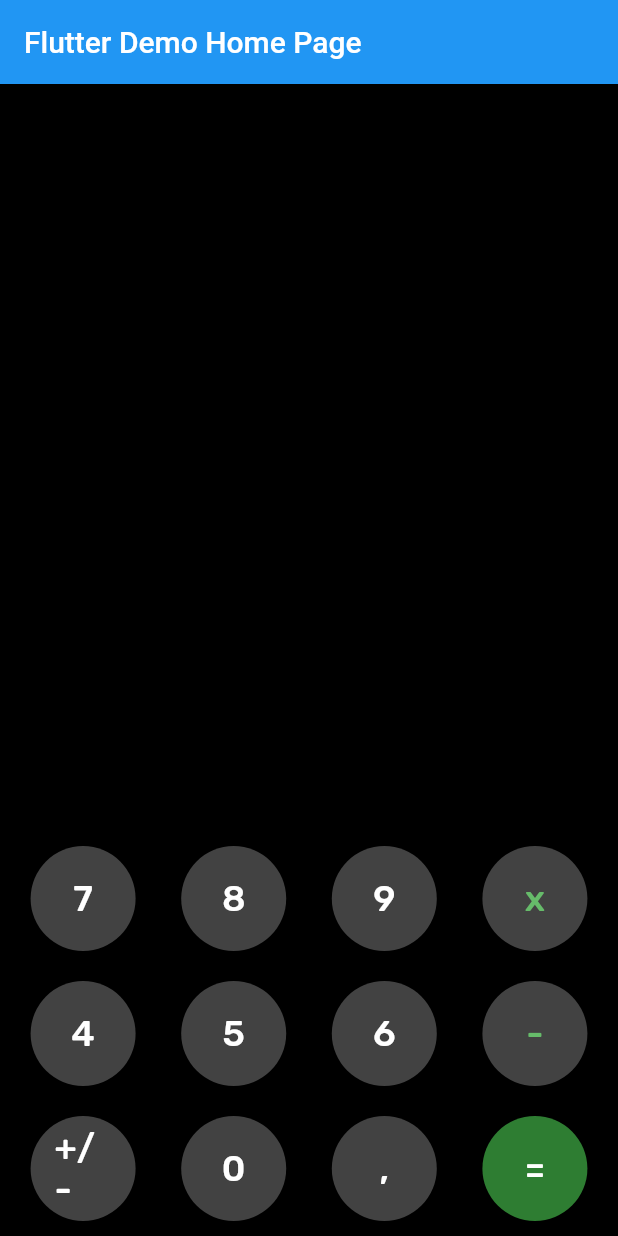
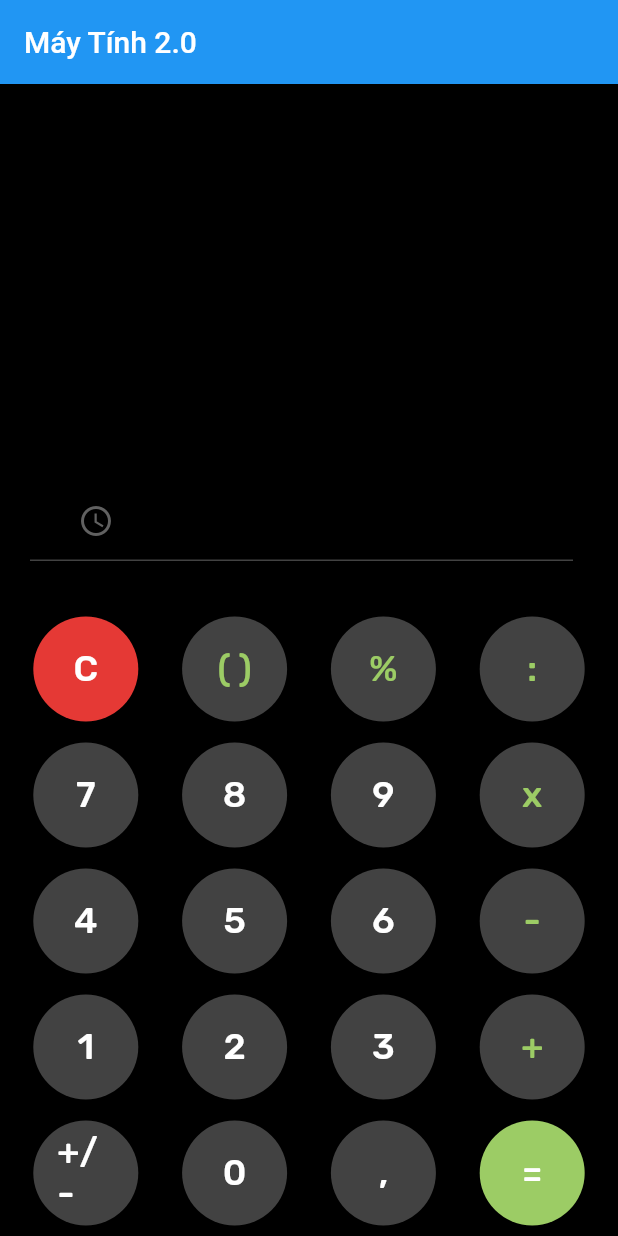
Before and after one commit to HauHuyh/AppCaculator, a Flutter app: the screen it shows after launch, on a phone screen of 412 x 824 dp. Run offline on Flutter 3.47's test engine with Material 2 defaults, Android fonts, the phone set to English and light mode, and no system bars; our stand-ins replace google_fonts.

Commit message:
CongHau App Máy TÍnh

```diff
--- a/app2/lib/main.dart
+++ b/app2/lib/main.dart
@@ -1,3 +1,5 @@
+// ignore_for_file: non_constant_identifier_names, avoid_unnecessary_containers, prefer_const_constructors, deprecated_member_use
+
 import 'package:flutter/material.dart';
 import 'package:google_fonts/google_fonts.dart';
 
@@ -16,7 +18,7 @@ class MyApp extends StatelessWidget {
       theme: ThemeData(
         primarySwatch: Colors.blue,
       ),
-      home: const MyHomePage(title: 'Flutter Demo Home Page'),
+      home: const MyHomePage(title: 'Máy Tính 2.0'),
     );
   }
 }
@@ -31,9 +33,63 @@ class MyHomePage extends StatefulWidget {
 }
 
 class _MyHomePageState extends State<MyHomePage> {
+  double firstNum = 0;
+  double secondNum = 0;
+  String history = "";
+  String textToDisplay = "";
+  String reset = "";
+  String operation = "";
   Color textcolor = Colors.white;
+  bool clickbtnTime = true;
+
+  void btnOnClick(String btnval) {
+    print(btnval);
+
+    if (btnval == "C") {
+      firstNum = 0;
+      secondNum = 0;
+      textToDisplay = " ";
+      reset = " ";
+      history = " ";
+    } else if (btnval == '+' ||
+        btnval == '-' ||
+        btnval == 'x' ||
+        btnval == ':') {
+      firstNum = double.parse(textToDisplay);
+      reset = " ";
+      operation = btnval;
+    } else if (btnval == '=') {
+      secondNum = double.parse(textToDisplay);
+      if (operation == '+') {
+        reset = (firstNum + secondNum).toString();
+        history =
+            (firstNum.toString() + operation.toString() + secondNum.toString());
+      }
+      if (operation == '-') {
+        reset = (firstNum - secondNum).toString();
+        history =
+            (firstNum.toString() + operation.toString() + secondNum.toString());
+      }
+      if (operation == 'x') {
+        reset = (firstNum * secondNum).toString();
+        history =
+            (firstNum.toString() + operation.toString() + secondNum.toString());
+      }
+      if (operation == ':') {
+        reset = (firstNum / secondNum).toString();
+        history =
+            (firstNum.toString() + operation.toString() + secondNum.toString());
+      }
+    } else {
+      reset = double.parse(textToDisplay + btnval).toString();
+    }
+    setState(() {
+      textToDisplay = reset;
+    });
+  }
+
   Widget _OutlineButTon(
-    String value,
+    text,
     Color color,
     textcolor,
   ) {
@@ -42,14 +98,16 @@ class _MyHomePageState extends State<MyHomePage> {
       children: [
         Row(children: [
           Container(
-            margin: EdgeInsets.all(10),
+            margin: EdgeInsets.all(7),
             child: SizedBox(
               width: 70,
               height: 70,
               child: FlatButton(
-                onPressed: () {},
+                onPressed: () {
+                  btnOnClick(text);
+                },
                 color: color,
-                child: Text(value,
+                child: Text(text,
                     style: GoogleFonts.rubik(
                         textStyle: TextStyle(
                       fontSize: 24,
@@ -76,25 +134,77 @@ class _MyHomePageState extends State<MyHomePage> {
         child: Column(
           // horizontal).
           mainAxisAlignment: MainAxisAlignment.end,
-          // _OutlineButTon("-"),
-          // _OutlineButTon("1"),
-          // _OutlineButTon("2"),
-          // _OutlineButTon("3"),
-          // _OutlineButTon("x"),
-          // _OutlineButTon("C"),
-          // _OutlineButTon("0"),
-          // _OutlineButTon("="),
-          // _OutlineButTon("/")
+
           children: [
+            Container(
+              margin: EdgeInsets.fromLTRB(0, 20, 20, 20),
+              alignment: Alignment.topRight,
+              child: Text(textToDisplay,
+                  textAlign: TextAlign.left,
+                  style: GoogleFonts.rubik(
+                      textStyle: TextStyle(color: Colors.white, fontSize: 36))),
+            ),
+            Container(
+              margin: EdgeInsets.fromLTRB(0, 0, 20, 0),
+              alignment: Alignment.topRight,
+              child: Text(history,
+                  style: GoogleFonts.rubik(
+                      textStyle: TextStyle(color: Colors.grey, fontSize: 18))),
+            ),
+            Container(
+              margin: EdgeInsets.fromLTRB(20, 50, 30, 30),
+              child: Padding(
+                  padding: const EdgeInsets.symmetric(
+                      horizontal: 20.0, vertical: 2.0),
+                  child: Column(
+                    children: [
+                      Container(
+                        alignment: Alignment.centerLeft,
+                        child: IconButton(
+                            onPressed: () {
+                              clickbtnTime = !clickbtnTime;
+                              if (clickbtnTime == true) {
+                                Text(history);
+                              } else {
+                                return btnOnClick(textToDisplay);
+                              }
+                              setState(() {});
+                            },
+                            icon: Icon(clickbtnTime
+                                ? Icons.access_time
+                                : Icons.calculate),
+                            color: Colors.grey.shade700),
+                      )
+                    ],
+                  )),
+              alignment: Alignment(1.0, 1.0),
+              decoration: BoxDecoration(
+                  border: Border(
+                      bottom:
+                          BorderSide(width: 1, color: Colors.grey.shade800))),
+            ),
             Container(
                 child: Row(
               mainAxisAlignment: MainAxisAlignment.spaceEvenly,
               children: [
-                _OutlineButTon("7", Colors.grey.shade800, textcolor),
+                _OutlineButTon("C", Colors.red.shade600, textcolor),
+                _OutlineButTon("( )", Colors.grey.shade800,
+                    textcolor = Colors.lightGreen.shade400),
+                _OutlineButTon("%", Colors.grey.shade800, textcolor),
+                _OutlineButTon(":", Colors.grey.shade800,
+                    textcolor = Colors.lightGreen.shade400),
+              ],
+            )),
+            Container(
+                child: Row(
+              mainAxisAlignment: MainAxisAlignment.spaceEvenly,
+              children: [
+                _OutlineButTon(
+                    "7", Colors.grey.shade800, textcolor = Colors.white),
                 _OutlineButTon("8", Colors.grey.shade800, textcolor),
                 _OutlineButTon("9", Colors.grey.shade800, textcolor),
                 _OutlineButTon("x", Colors.grey.shade800,
-                    textcolor = Colors.green.shade400),
+                    textcolor = Colors.lightGreen.shade400),
               ],
             )),
             Container(
@@ -106,7 +216,19 @@ class _MyHomePageState extends State<MyHomePage> {
                 _OutlineButTon("5", Colors.grey.shade800, textcolor),
                 _OutlineButTon("6", Colors.grey.shade800, textcolor),
                 _OutlineButTon("-", Colors.grey.shade800,
-                    textcolor = Colors.green.shade400),
+                    textcolor = Colors.lightGreen.shade400),
+              ],
+            )),
+            Container(
+                child: Row(
+              mainAxisAlignment: MainAxisAlignment.spaceEvenly,
+              children: [
+                _OutlineButTon(
+                    "1", Colors.grey.shade800, textcolor = Colors.white),
+                _OutlineButTon("2", Colors.grey.shade800, textcolor),
+                _OutlineButTon("3", Colors.grey.shade800, textcolor),
+                _OutlineButTon("+", Colors.grey.shade800,
+                    textcolor = Colors.lightGreen.shade400),
               ],
             )),
             Container(
@@ -117,7 +239,7 @@ class _MyHomePageState extends State<MyHomePage> {
                     "+/-", Colors.grey.shade800, textcolor = Colors.white),
                 _OutlineButTon("0", Colors.grey.shade800, textcolor),
                 _OutlineButTon(",", Colors.grey.shade800, textcolor),
-                _OutlineButTon("=", Colors.green.shade800, textcolor),
+                _OutlineButTon("=", Colors.lightGreen.shade400, textcolor),
               ],
             )),
           ],
```
